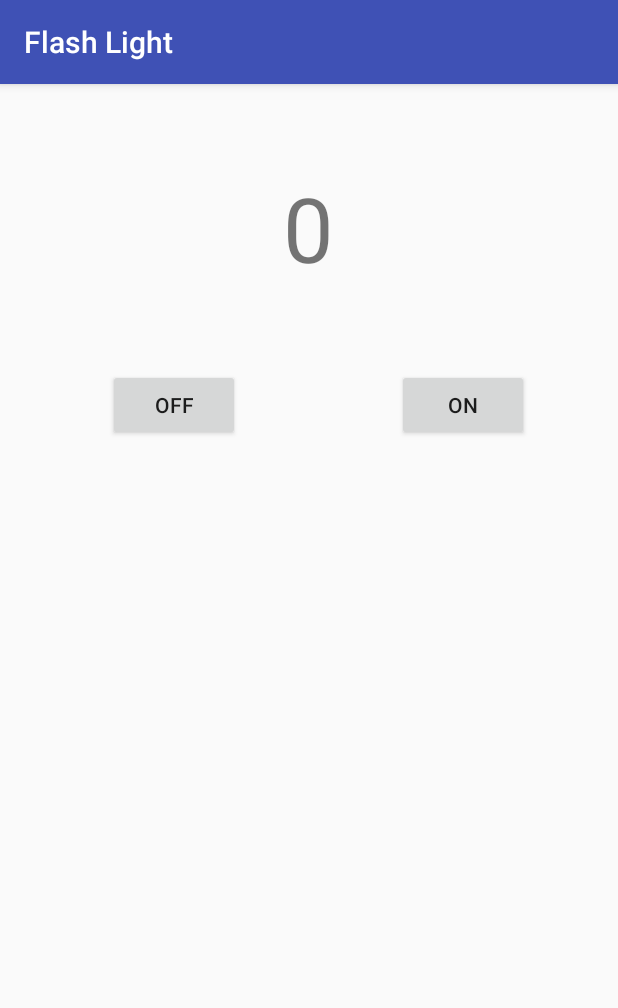
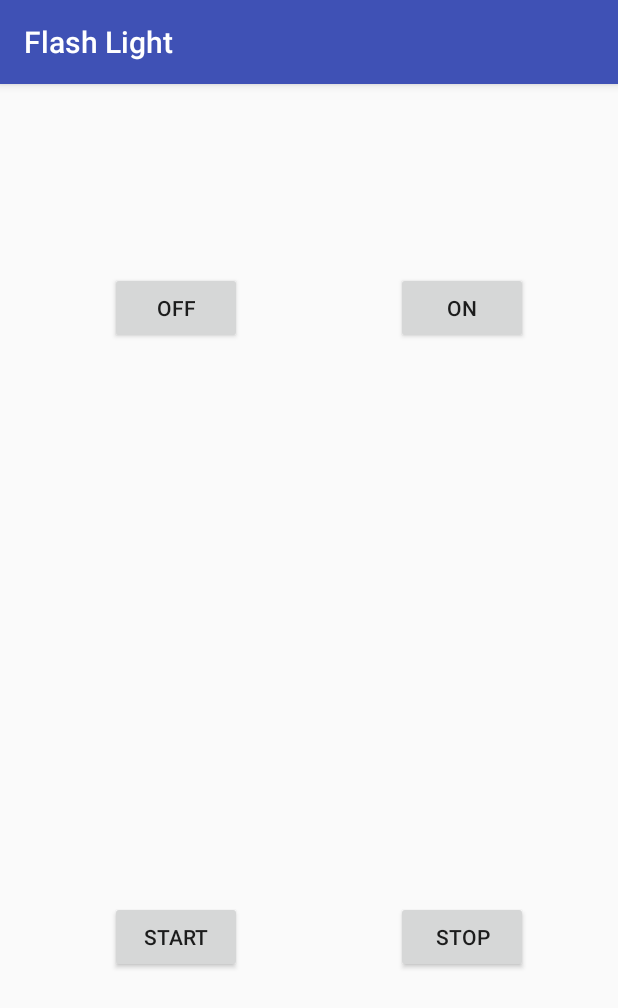
Before and after one commit to iMvijay23/FlashLight, an Android app: the screen it shows after launch (MainActivity), on a phone screen of 412 x 824 dp. Shown: the top 1008 px of the screen. Run offline under Robolectric (Android 15) with nearby library versions, the phone set to English and light mode, and no system bars.

Commit message:
Used a Service to listen the sensor.

```diff
--- a/app/src/main/AndroidManifest.xml
+++ b/app/src/main/AndroidManifest.xml
@@ -21,7 +21,9 @@
                 <category android:name="android.intent.category.LAUNCHER" />
             </intent-filter>
         </activity>
+
         <service android:name=".AccelerometerService"/>
+
     </application>
 
 </manifest>
--- a/app/src/main/java/com/example/gopi/flashlight/MainActivity.java
+++ b/app/src/main/java/com/example/gopi/flashlight/MainActivity.java
@@ -15,10 +15,7 @@ import android.widget.TextView;
 
 public class MainActivity extends AppCompatActivity {
 
-    static CameraManager mCameraManager;
-    static SensorManager sensorManager;
-    static Sensor accelerometer;
-    private int count = 0;
+    CameraManager mCameraManager;
     static TextView textView;
 
     @Override
@@ -28,44 +25,24 @@ public class MainActivity extends AppCompatActivity {
 
         Button on = findViewById(R.id.torch);
         Button off = findViewById(R.id.google);
-        textView = findViewById(R.id.textView);
+        Button start = findViewById(R.id.start);
+        Button stop = findViewById(R.id.stop);
 
         mCameraManager = (CameraManager) getSystemService(CAMERA_SERVICE);
-        sensorManager = (SensorManager) getSystemService(SENSOR_SERVICE);
-        accelerometer = sensorManager.getDefaultSensor(Sensor.TYPE_LINEAR_ACCELERATION);
-        //sensorManager.registerListener(this, accelerometer, SensorManager.SENSOR_DELAY_NORMAL);
-        final Intent intent = new Intent(MainActivity.this,AccelerometerService.class);
-        Thread thread = new Thread(new Runnable() {
+        final Intent serviceIntent = new Intent(MainActivity.this,AccelerometerService.class);
+        final Thread thread = new Thread(new Runnable() {
             @Override
             public void run() {
-                startService(intent);
+                startService(serviceIntent);
             }
         });
-        thread.start();
-        startService(intent);
+
         on.setOnClickListener(new View.OnClickListener() {
             @Override
             public void onClick(View v) {
                 try {
                     if (Build.VERSION.SDK_INT >= Build.VERSION_CODES.M) {
                         mCameraManager.setTorchMode("0", true);
-                        count = 0;
-                        textView.setText(count + "");
-                    }
-
-                } catch (CameraAccessException e) {
-                    e.printStackTrace();
-                }
-            }
-        });
-        off.setOnClickListener(new View.OnClickListener() {
-            @Override
-            public void onClick(View v) {
-                try {
-                    if (Build.VERSION.SDK_INT >= Build.VERSION_CODES.M) {
-                        mCameraManager.setTorchMode("0", false);
-                        count = 0;
-                        textView.setText(count + "");
                     }
 
                 } catch (CameraAccessException e) {
@@ -74,7 +51,33 @@ public class MainActivity extends AppCompatActivity {
             }
         });
 
+        off.setOnClickListener(new View.OnClickListener() {
+            @Override
+            public void onClick(View v) {
+                try {
+                    if (Build.VERSION.SDK_INT >= Build.VERSION_CODES.M) {
+                        mCameraManager.setTorchMode("0", false);
+                    }
 
+                } catch (CameraAccessException e) {
+                    e.printStackTrace();
+                }
+            }
+        });
+
+        start.setOnClickListener(new View.OnClickListener() {
+            @Override
+            public void onClick(View v) {
+                thread.start();
+            }
+        });
+
+        stop.setOnClickListener(new View.OnClickListener() {
+            @Override
+            public void onClick(View v) {
+                stopService(serviceIntent);
+            }
+        });
 
     }
 
--- a/app/src/main/res/layout/activity_main.xml
+++ b/app/src/main/res/layout/activity_main.xml
@@ -10,9 +10,8 @@
         android:layout_width="wrap_content"
         android:layout_height="wrap_content"
         android:layout_alignParentEnd="true"
-        android:layout_alignParentTop="true"
-        android:layout_marginEnd="59dp"
-        android:layout_marginTop="190dp"
+        android:layout_alignTop="@+id/google"
+        android:layout_marginEnd="60dp"
         android:text="on" />
 
     <Button
@@ -20,18 +19,27 @@
         android:layout_width="wrap_content"
         android:layout_height="wrap_content"
         android:layout_alignParentStart="true"
-        android:layout_alignTop="@+id/torch"
-        android:layout_marginStart="72dp"
+        android:layout_alignParentTop="true"
+        android:layout_marginStart="73dp"
+        android:layout_marginTop="125dp"
         android:text="off" />
 
-    <TextView
-        android:id="@+id/textView"
+    <Button
+        android:id="@+id/start"
         android:layout_width="wrap_content"
         android:layout_height="wrap_content"
-        android:layout_alignParentTop="true"
-        android:layout_centerHorizontal="true"
-        android:layout_marginTop="55dp"
-        android:text="0"
-        android:textSize="60sp" />
+        android:layout_alignParentBottom="true"
+        android:layout_alignStart="@+id/google"
+        android:layout_marginBottom="175dp"
+        android:text="Start" />
+
+    <Button
+        android:id="@+id/stop"
+        android:layout_width="wrap_content"
+        android:layout_height="wrap_content"
+        android:layout_alignStart="@+id/torch"
+        android:layout_alignTop="@+id/start"
+        android:text="Stop" />
+
 
 </RelativeLayout>
```
Also changed, not shown: app/src/main/java/com/example/gopi/flashlight/AccelerometerService.java (+18 -23 lines).
